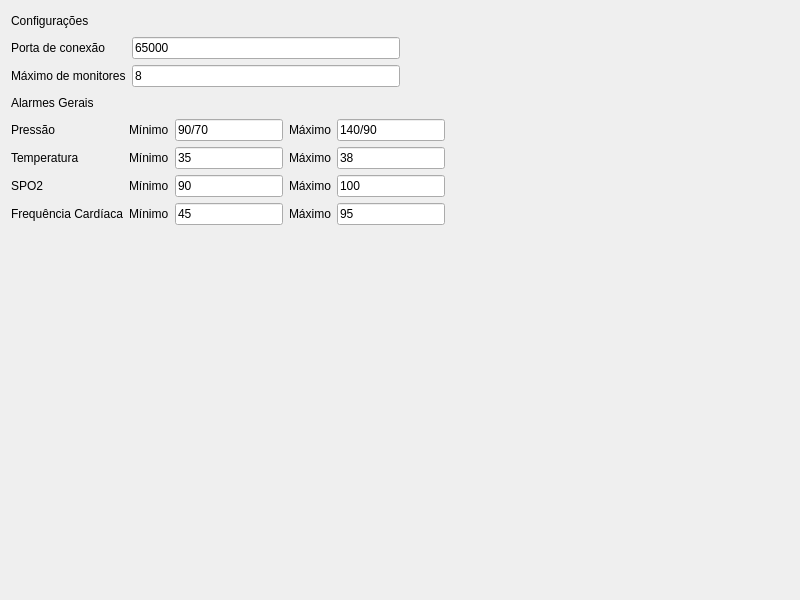
This is gui/config.ui in dtgmariano/central_monitoramento as Qt 5 draws it before an edit. The edited form follows.
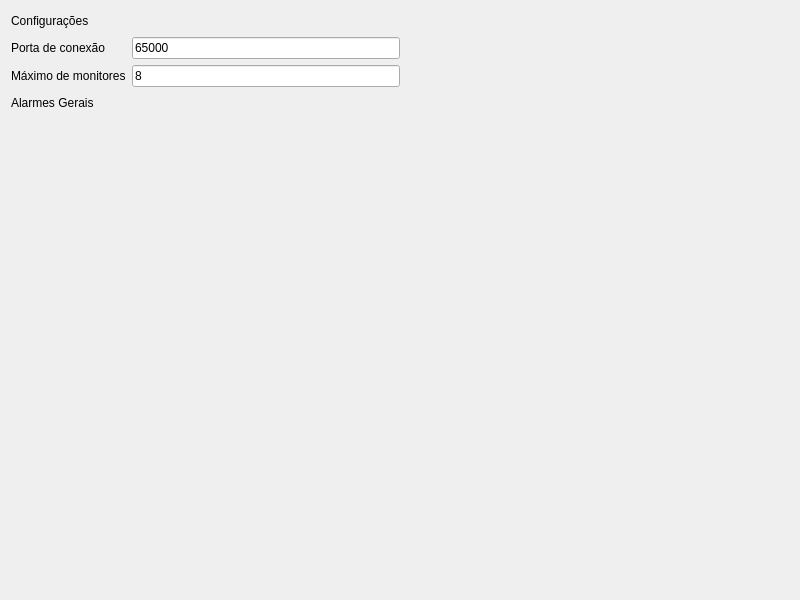
This is the edited form.

Commit message: Separacao da ui dos alarmes

Diff of the .ui file:
```diff
--- a/gui/config.ui
+++ b/gui/config.ui
@@ -117,148 +117,14 @@
    <item>
     <layout class="QHBoxLayout" name="horizontalLayout_4">
      <item>
-      <layout class="QGridLayout" name="gridLayout">
-       <item row="2" column="1">
-        <widget class="QLabel" name="label_12">
-         <property name="text">
-          <string>Mínimo</string>
-         </property>
-        </widget>
-       </item>
-       <item row="2" column="0">
-        <widget class="QLabel" name="label_11">
-         <property name="text">
-          <string>SPO2</string>
-         </property>
-        </widget>
-       </item>
-       <item row="0" column="1">
-        <widget class="QLabel" name="label_6">
-         <property name="text">
-          <string>Mínimo</string>
-         </property>
-        </widget>
-       </item>
-       <item row="0" column="2">
-        <widget class="QLineEdit" name="edtMinPres">
-         <property name="text">
-          <string>90/70</string>
-         </property>
-        </widget>
-       </item>
-       <item row="0" column="3">
-        <widget class="QLabel" name="label_7">
-         <property name="text">
-          <string>Máximo</string>
-         </property>
-        </widget>
-       </item>
-       <item row="0" column="4">
-        <widget class="QLineEdit" name="edtMaxPres">
-         <property name="text">
-          <string>140/90</string>
-         </property>
-        </widget>
-       </item>
-       <item row="1" column="0">
-        <widget class="QLabel" name="label_8">
-         <property name="text">
-          <string>Temperatura</string>
-         </property>
-        </widget>
-       </item>
-       <item row="1" column="3">
-        <widget class="QLabel" name="label_10">
-         <property name="text">
-          <string>Máximo</string>
-         </property>
-        </widget>
-       </item>
-       <item row="0" column="0">
-        <widget class="QLabel" name="label_5">
-         <property name="text">
-          <string>Pressão</string>
-         </property>
-        </widget>
-       </item>
-       <item row="1" column="1">
-        <widget class="QLabel" name="label_9">
-         <property name="text">
-          <string>Mínimo</string>
-         </property>
-        </widget>
-       </item>
-       <item row="2" column="3">
-        <widget class="QLabel" name="label_13">
-         <property name="text">
-          <string>Máximo</string>
-         </property>
-        </widget>
-       </item>
-       <item row="3" column="0">
-        <widget class="QLabel" name="label_14">
-         <property name="text">
-          <string>Frequência Cardíaca</string>
-         </property>
-        </widget>
-       </item>
-       <item row="3" column="1">
-        <widget class="QLabel" name="label_15">
-         <property name="text">
-          <string>Mínimo</string>
-         </property>
-        </widget>
-       </item>
-       <item row="3" column="3">
-        <widget class="QLabel" name="label_16">
-         <property name="text">
-          <string>Máximo</string>
-         </property>
-        </widget>
-       </item>
-       <item row="1" column="2">
-        <widget class="QLineEdit" name="edtMinTemp">
-         <property name="text">
-          <string>35</string>
-         </property>
-        </widget>
-       </item>
-       <item row="1" column="4">
-        <widget class="QLineEdit" name="edtMaxTemp">
-         <property name="text">
-          <string>38</string>
-         </property>
-        </widget>
-       </item>
-       <item row="2" column="2">
-        <widget class="QLineEdit" name="edtMinOxi">
-         <property name="text">
-          <string>90</string>
-         </property>
-        </widget>
-       </item>
-       <item row="2" column="4">
-        <widget class="QLineEdit" name="edtMaxOxi">
-         <property name="text">
-          <string>100</string>
-         </property>
-        </widget>
-       </item>
-       <item row="3" column="2">
-        <widget class="QLineEdit" name="edtMinFc">
-         <property name="text">
-          <string>45</string>
-         </property>
-        </widget>
-       </item>
-       <item row="3" column="4">
-        <widget class="QLineEdit" name="edtMaxFc">
-         <property name="text">
-          <string>95</string>
-         </property>
-        </widget>
-       </item>
-      </layout>
+      <widget class="QWidget" name="alarmePanel" native="true">
+       <property name="minimumSize">
+        <size>
+         <width>200</width>
+         <height>0</height>
+        </size>
+       </property>
+      </widget>
      </item>
      <item>
       <spacer name="horizontalSpacer_4">
```
The commit also changes 8 other files.
